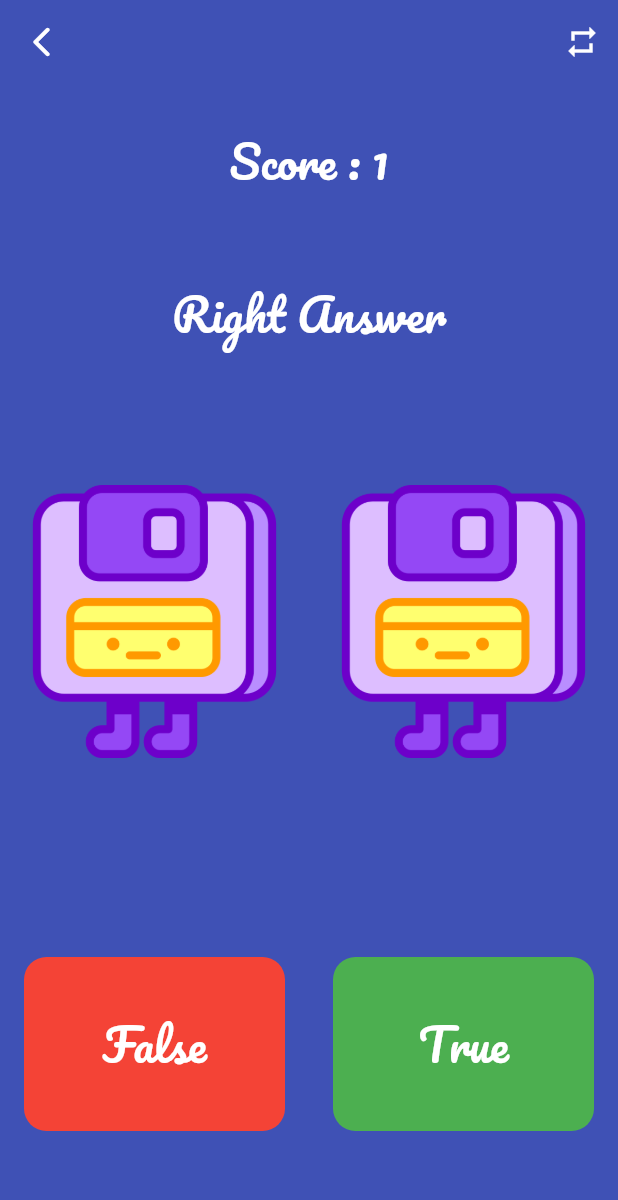
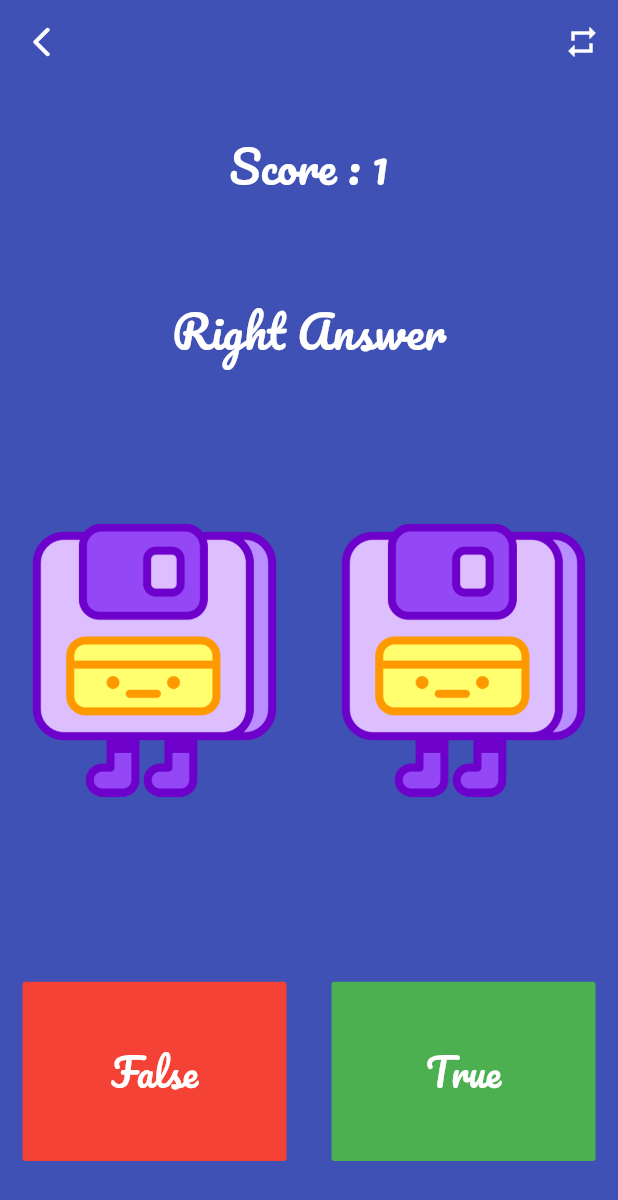
Before and after one commit to MajidRaimi/firstGame, a Flutter app: the GamePage screen opened directly, after a tap on "False", after a tap on "True", on a phone screen of 412 x 824 dp. Shown: the top 1200 px of the screen. Run offline on Flutter 3.47's test engine with Material 2 defaults, Android fonts, the phone set to English and light mode, and no system bars.

Commit message:
Fixed The Buttons

```diff
--- a/lib/GamePage.dart
+++ b/lib/GamePage.dart
@@ -17,18 +17,16 @@ class _GamePageState extends State<GamePage> {
   int right = 1;
   int left = 1;
 
-
-  void change(){
-    right = Random().nextInt(9) + 1 ;
-    left = Random().nextInt(9) + 1 ;
+  void change() {
+    right = Random().nextInt(9) + 1;
+    left = Random().nextInt(9) + 1;
   }
 
-
-  void reset(){
-    counter = 0 ;
-    answersIndex = 0 ;
-    right = 1 ;
-    left = 1 ;
+  void reset() {
+    counter = 0;
+    answersIndex = 0;
+    right = 1;
+    left = 1;
   }
 
   @override
@@ -44,7 +42,7 @@ class _GamePageState extends State<GamePage> {
               icon: Icon(Icons.repeat),
               onPressed: () {
                 setState(() {
-                  reset() ;
+                  reset();
                 });
               })
         ],
@@ -111,79 +109,70 @@ class _GamePageState extends State<GamePage> {
             ),
           ),
           Expanded(
-            flex: 5,
+            flex: 4,
             child: Row(
               mainAxisAlignment: MainAxisAlignment.spaceEvenly,
               crossAxisAlignment: CrossAxisAlignment.stretch,
               children: [
                 Expanded(
+                  child: Padding(
+                    padding: const EdgeInsets.symmetric(
+                        vertical: 50, horizontal: 15),
                     child: FlatButton(
-                    onPressed: () {
-                      setState(() {
-                        if (left != right){
-                          counter++ ;
-                          answersIndex = 1 ;
-                        } else {
-                          counter = 0 ;
-                          answersIndex = 2 ;
-                        }
-                        change() ;
-                      });
-                    },
-                    child: Padding(
-                      padding: const EdgeInsets.symmetric(vertical: 70),
-                      child: Container(
-                        child: Center(
                       child: Text(
                         "False",
                         style: TextStyle(
                           color: Colors.white,
                           fontFamily: "Pacifico",
-                              fontSize: 30,
+                          fontSize: 25,
                         ),
                       ),
-                        ),
-                        //TODO:
-                        decoration: BoxDecoration(
                       color: Colors.red,
-                            borderRadius: BorderRadius.all(Radius.circular(15))
-                        ),
-                      ),
+                        onPressed: () {
+                          setState(() {
+                            if(right != left){
+                              counter++ ;
+                              answersIndex = 1 ;
+                            }
+                            else {
+                              counter = 0 ;
+                              answersIndex = 2 ;
+
+                            }
+                            change() ;
+                          });
+                        },
                     ),
                   ),
                 ),
                 Expanded(
+                  child: Padding(
+                    padding: const EdgeInsets.symmetric(
+                        vertical: 50, horizontal: 15),
                     child: FlatButton(
-                    onPressed: () {
-                      setState(() {
-                        if (left == right){
-                          counter++ ;
-                          answersIndex = 1 ;
-                        } else {
-                          counter = 0 ;
-                          answersIndex = 2 ;
-                        }
-                        change() ;
-                      });
-                    },
-                    child: Padding(
-                      padding: const EdgeInsets.symmetric(vertical: 70),
-                      child: Container(
-                        child: Center(
                       child: Text(
                         "True",
                         style: TextStyle(
                           color: Colors.white,
                           fontFamily: "Pacifico",
-                              fontSize: 30,
+                          fontSize: 25,
                         ),
                       ),
-                        ),
-                        decoration: BoxDecoration(
                       color: Colors.green,
-                          borderRadius: BorderRadius.all(Radius.circular(15))
-                        ),
-                      ),
+                      onPressed: () {
+                        setState(() {
+                          if(right == left){
+                            counter++ ;
+                            answersIndex = 1 ;
+                          }
+                          else {
+                            counter = 0 ;
+                            answersIndex = 2 ;
+
+                          }
+                          change() ;
+                        });
+                      },
                     ),
                   ),
                 ),
--- a/lib/HomePage.dart
+++ b/lib/HomePage.dart
@@ -1,8 +1,15 @@
 import 'package:flutter/material.dart';
 import 'GamePage.dart';
+import 'dart:math';
+
+
+int randomNumber = Random().nextInt(9) + 1 ;
+
+
 
 class HomePage extends StatelessWidget {
   const HomePage({Key key}) : super(key: key);
+
 
   @override
   Widget build(BuildContext context) {
@@ -97,7 +104,9 @@ class HomePage extends StatelessWidget {
           Expanded(
             child: Padding(
               padding: const EdgeInsets.all(22.0),
-              child: Image.asset('images/image-1.png'),
+
+              //TODO:Random Pic
+              child: Image.asset('images/image-$randomNumber.png'),
             ),
           ),
         ],
--- a/lib/main.dart
+++ b/lib/main.dart
@@ -1,5 +1,6 @@
 import 'package:flutter/material.dart';
 import 'HomePage.dart';
+
 void main() {
   runApp(
     MyApp(),
```
Also changed, not shown: 1 other file. Lines whose indentation alone changed are shown as unchanged.
